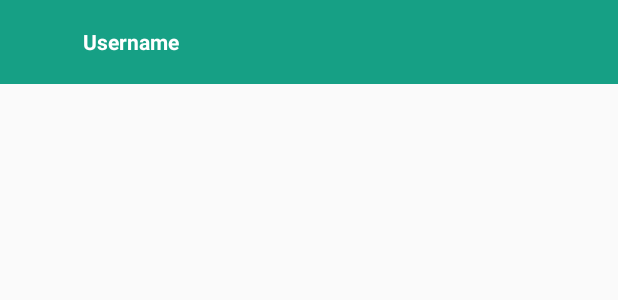
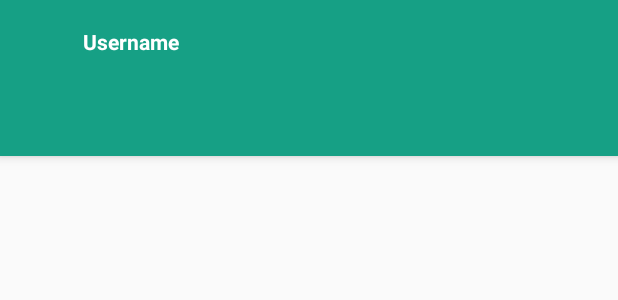
Before and after one commit to yogawahyuy/newChatAppWithFirebase, an Android app: the layout activity_main.xml on its own in the app's theme, with its tools: preview values and no code run, on a phone screen of 412 x 824 dp. Shown: the top 300 px of the screen. Run offline under Robolectric (Android 15) with nearby library versions, the phone set to English and light mode, and no system bars.

Commit message:
TabLayout and Fragments

```diff
--- a/app/src/main/res/layout/activity_main.xml
+++ b/app/src/main/res/layout/activity_main.xml
@@ -34,7 +34,22 @@
                android:textStyle="bold"/>
        </androidx.appcompat.widget.Toolbar>
 
-
+       <com.google.android.material.tabs.TabLayout
+           android:id="@+id/tabLayout"
+           android:layout_width="match_parent"
+           android:layout_height="wrap_content"
+           android:background="@color/colorPrimaryDark"
+           app:tabSelectedTextColor="#fff"
+           app:tabIndicatorColor="#fff"
+           app:tabTextColor="#fff"/>
    </com.google.android.material.appbar.AppBarLayout>
 
+
+
+    <androidx.viewpager.widget.ViewPager
+        android:id="@+id/viewPager"
+        android:layout_width="match_parent"
+        android:layout_height="match_parent"
+        app:layout_behavior="@string/appbar_scrolling_view_behavior"/>
+
 </LinearLayout>
--- /dev/null
+++ b/app/src/main/res/layout/user_item.xml
@@ -0,0 +1,6 @@
+<?xml version="1.0" encoding="utf-8"?>
+<androidx.constraintlayout.widget.ConstraintLayout
+    xmlns:android="http://schemas.android.com/apk/res/android" android:layout_width="match_parent"
+    android:layout_height="match_parent">
+
+</androidx.constraintlayout.widget.ConstraintLayout>
--- a/app/src/main/res/values/strings.xml
+++ b/app/src/main/res/values/strings.xml
@@ -1,3 +1,6 @@
 <resources>
     <string name="app_name">Chat With Firebase</string>
+
+    <!-- TODO: Remove or change this placeholder text -->
+    <string name="hello_blank_fragment">Hello blank fragment</string>
 </resources>
```
Also changed, not shown: app/src/main/java/com/example/chatwithfirebase/Fragments/ChatsFragment.java (added, +23 -0 lines), app/src/main/java/com/example/chatwithfirebase/Fragments/UsersFragment.java (added, +29 -0 lines), app/src/main/java/com/example/chatwithfirebase/MainActivity.java (+53 -0 lines), app/src/main/res/layout/fragment_chats.xml (added, +15 -0 lines), app/src/main/res/layout/fragment_users.xml (added, +13 -0 lines).
